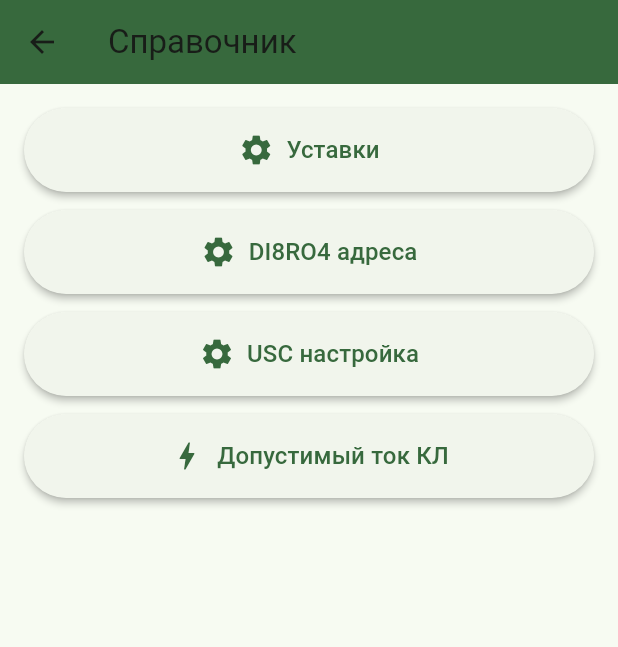
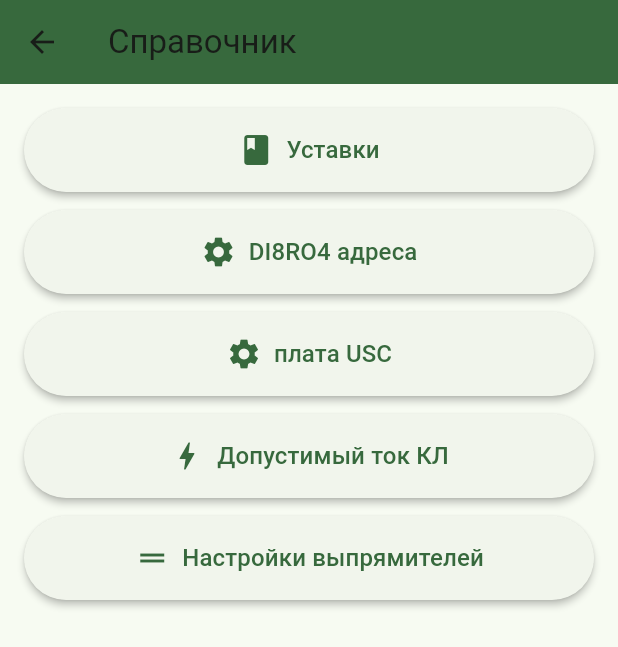
Before and after one commit to Bermud10/folder_foto, a Flutter app: the DictionaryList screen opened directly, on a phone screen of 412 x 824 dp. Shown: the top 647 px of the screen. Run offline on Flutter 3.47's test engine with Material 3 defaults, Android fonts, the phone set to English and light mode, and no system bars; our stand-ins replace camera, permission_handler, shared_preferences; accounts and stored records are empty.

Commit message:
page for rectifier

```diff
--- a/lib/dictionary_list.dart
+++ b/lib/dictionary_list.dart
@@ -2,6 +2,7 @@ import 'package:flutter/material.dart';
 import 'package:folder_foto/amperage.dart';
 import 'package:folder_foto/di8_ro4_info.dart';
 import 'package:folder_foto/directory.dart';
+import 'package:folder_foto/rectifier_info.dart';
 import 'package:folder_foto/usc_info.dart';
 
 class DictionaryList extends StatefulWidget {
@@ -14,6 +15,26 @@ class DictionaryList extends StatefulWidget {
 
 class DictionaryListState extends State<DictionaryList> {
 
+  Widget buttonTemplate(String lable, IconData icon, Widget target){
+    return Row(
+            children: [
+              Expanded(
+                child: ElevatedButton.icon(
+                  onPressed: () {
+                    Navigator.push(context, MaterialPageRoute(builder: (context) => target));
+                  },
+                  icon: Icon(icon, size: 24),
+                  label: Text(lable, style: TextStyle(fontSize: 16)),
+                  style: ElevatedButton.styleFrom(
+                    padding: const EdgeInsets.symmetric(vertical: 16),
+                    elevation: 2,
+                  ),
+                ),
+              ),
+            ],
+          );
+  }
+
   @override
   Widget build(BuildContext context) {
     return Scaffold(
@@ -25,77 +46,15 @@ class DictionaryListState extends State<DictionaryList> {
         padding: const EdgeInsets.all(16.0),
         child: Column(
           children: [
-            Row(
-                children: [
-                  Expanded(
-                    child: ElevatedButton.icon(
-                      onPressed: () {
-                        Navigator.push(context, MaterialPageRoute(builder: (context) => DirectoryPage()));
-                      },
-                      icon: const Icon(Icons.settings, size: 24),
-                      label: const Text('Уставки', style: TextStyle(fontSize: 16)),
-                      style: ElevatedButton.styleFrom(
-                        padding: const EdgeInsets.symmetric(vertical: 16),
-                        elevation: 2,
-                      ),
-                    ),
-                  ),
-                ],
-              ),
-              SizedBox(height: 12),
-              Row(
-                children: [
-                  Expanded(
-                    child: ElevatedButton.icon(
-                      onPressed: () {
-                        Navigator.push(context, MaterialPageRoute(builder: (context) => Di8Ro4Info()));
-                      },
-                      icon: const Icon(Icons.settings, size: 24),
-                      label: const Text('DI8RO4 адреса', style: TextStyle(fontSize: 16)),
-                      style: ElevatedButton.styleFrom(
-                        padding: const EdgeInsets.symmetric(vertical: 16),
-                        elevation: 2,
-                      ),
-                    ),
-                  ),
-                ],
-              ),
-              SizedBox(height: 12),
-              Row(
-                children: [
-                  Expanded(
-                    child: ElevatedButton.icon(
-                      onPressed: () {
-                        Navigator.push(context, MaterialPageRoute(builder: (context) => UscInfo()));
-                      },
-                      icon: const Icon(Icons.settings, size: 24),
-                      label: const Text('USC настройка', style: TextStyle(fontSize: 16)),
-                      style: ElevatedButton.styleFrom(
-                        padding: const EdgeInsets.symmetric(vertical: 16),
-                        elevation: 2,
-                      ),
-                    ),
-                  ),
-                ],
-              ),
-              SizedBox(height: 12),
-              Row(
-                children: [
-                  Expanded(
-                    child: ElevatedButton.icon(
-                      onPressed: () {
-                        Navigator.push(context, MaterialPageRoute(builder: (context) => Amperage()));
-                      },
-                      icon: const Icon(Icons.bolt_outlined, size: 24),
-                      label: const Text('Допустимый ток КЛ', style: TextStyle(fontSize: 16)),
-                      style: ElevatedButton.styleFrom(
-                        padding: const EdgeInsets.symmetric(vertical: 16),
-                        elevation: 2,
-                      ),
-                    ),
-                  ),
-                ],
-              ),
+            buttonTemplate('Уставки', Icons.book, DirectoryPage()),
+            SizedBox(height: 12),
+            buttonTemplate('DI8RO4 адреса', Icons.settings, Di8Ro4Info()),
+            SizedBox(height: 12),
+            buttonTemplate('плата USC', Icons.settings, UscInfo()),
+            SizedBox(height: 12),
+            buttonTemplate('Допустимый ток КЛ', Icons.bolt_outlined, Amperage()),
+            SizedBox(height: 12),
+            buttonTemplate('Настройки выпрямителей', Icons.drag_handle, RectifierInfo()),
           ],
 
         ),
```
Also changed, not shown: lib/rectifier_info.dart (added, +36 -0 lines).
